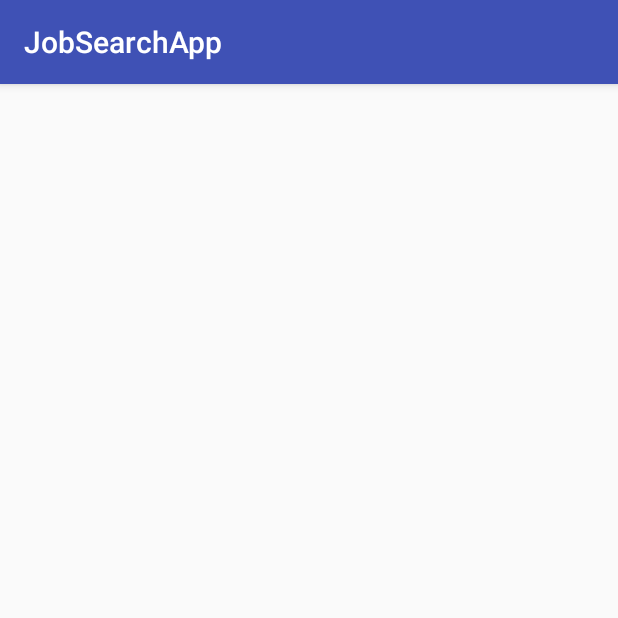
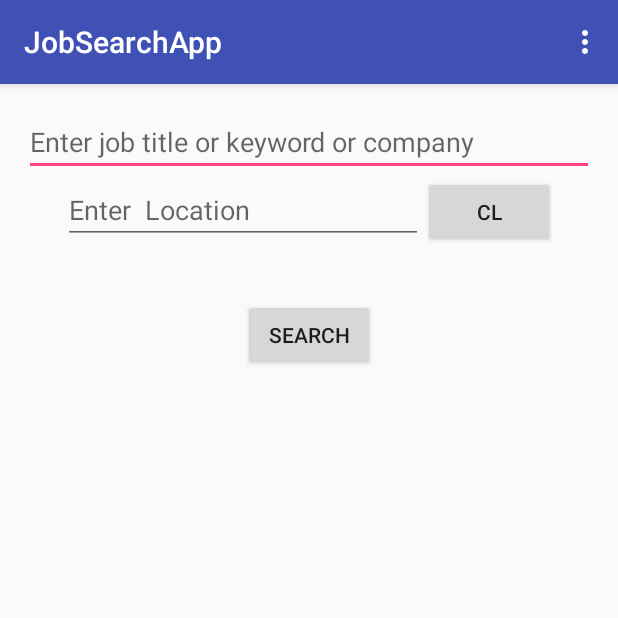
Before and after one commit to pranavgavara/JobSearchApp, an Android app: the screen it shows after launch (JobSearchActivity), on a phone screen of 412 x 824 dp, the top half of it. Run offline under Robolectric (Android 15) with nearby library versions, the phone set to English and light mode, and no system bars.

Commit message:
Menu added

```diff
--- a/JobSearchApp/app/src/main/AndroidManifest.xml
+++ b/JobSearchApp/app/src/main/AndroidManifest.xml
@@ -15,6 +15,9 @@
                 <category android:name="android.intent.category.LAUNCHER" />
             </intent-filter>
         </activity>
+        <activity android:name=".FullContactActivity" />
+        <activity android:name=".SavedJobsActivity" />
+        <activity android:name=".InterviewTipsActivity"></activity>
     </application>
 
 </manifest>
--- a/JobSearchApp/app/src/main/java/com/jobsearchrt/jobsearchapp/JobSearchActivity.java
+++ b/JobSearchApp/app/src/main/java/com/jobsearchrt/jobsearchapp/JobSearchActivity.java
@@ -2,6 +2,7 @@ package com.jobsearchrt.jobsearchapp;
 
 import android.support.v7.app.AppCompatActivity;
 import android.os.Bundle;
+import android.view.Menu;
 
 public class JobSearchActivity extends AppCompatActivity {
 
@@ -10,4 +11,10 @@ public class JobSearchActivity extends AppCompatActivity {
         super.onCreate(savedInstanceState);
         setContentView(R.layout.activity_job_search);
     }
+
+    @Override
+    public boolean onCreateOptionsMenu(Menu menu) {
+        getMenuInflater().inflate(R.menu.main_menu,menu);
+        return super.onCreateOptionsMenu(menu);
+    }
 }
--- a/JobSearchApp/app/src/main/res/layout/activity_job_search.xml
+++ b/JobSearchApp/app/src/main/res/layout/activity_job_search.xml
@@ -1,5 +1,5 @@
 <?xml version="1.0" encoding="utf-8"?>
-<RelativeLayout xmlns:android="http://schemas.android.com/apk/res/android"
+<LinearLayout xmlns:android="http://schemas.android.com/apk/res/android"
     xmlns:tools="http://schemas.android.com/tools"
     android:layout_width="match_parent"
     android:layout_height="match_parent"
@@ -7,7 +7,43 @@
     android:paddingLeft="@dimen/activity_horizontal_margin"
     android:paddingRight="@dimen/activity_horizontal_margin"
     android:paddingTop="@dimen/activity_vertical_margin"
+    android:orientation="vertical"
     tools:context="com.jobsearchrt.jobsearchapp.JobSearchActivity">
 
 
-</RelativeLayout>
+    <EditText
+        android:layout_width="match_parent"
+        android:layout_height="wrap_content"
+        android:id="@+id/editText"
+        android:layout_gravity="center_horizontal"
+        android:hint="Enter job title or keyword or company" />
+
+    <LinearLayout
+        android:orientation="horizontal"
+        android:layout_width="328dp"
+        android:layout_height="82dp"
+        android:layout_gravity="center_horizontal">
+        <EditText
+            android:layout_width="wrap_content"
+            android:layout_weight="1"
+            android:layout_height="wrap_content"
+            android:id="@+id/editText2"
+            android:hint="Enter  Location" />
+
+        <Button
+            android:layout_width="wrap_content"
+            android:layout_height="wrap_content"
+            android:text="CL"
+            android:id="@+id/button"
+            android:layout_gravity="right" />
+
+    </LinearLayout>
+    <Button
+        android:layout_width="wrap_content"
+        android:layout_height="wrap_content"
+        android:text="search"
+        android:id="@+id/button2"
+        android:layout_gravity="center_horizontal" />
+
+
+</LinearLayout>
--- /dev/null
+++ b/JobSearchApp/app/src/main/res/menu/main_menu.xml
@@ -0,0 +1,10 @@
+<?xml version="1.0" encoding="utf-8"?>
+<menu xmlns:android="http://schemas.android.com/apk/res/android">
+    <item android:id="@+id/FullContact"
+        android:title="Full Contact"/>
+    <item android:id="@+id/savedJobs"
+        android:title="Saved Jobs"/>
+    <item android:id="@+id/youtubeTips"
+        android:title="InterviewTips"/>
+
+</menu>
```
Also changed, not shown: JobSearchApp/app/src/main/java/com/jobsearchrt/jobsearchapp/FullContactActivity.java (added, +13 -0 lines), JobSearchApp/app/src/main/java/com/jobsearchrt/jobsearchapp/InterviewTipsActivity.java (added, +13 -0 lines), JobSearchApp/app/src/main/java/com/jobsearchrt/jobsearchapp/SavedJobsActivity.java (added, +13 -0 lines), JobSearchApp/app/src/main/res/layout/activity_full_contact.xml (added, +12 -0 lines), JobSearchApp/app/src/main/res/layout/activity_interview_tips.xml (added, +12 -0 lines), JobSearchApp/app/src/main/res/layout/activity_saved_jobs.xml (added, +12 -0 lines).
